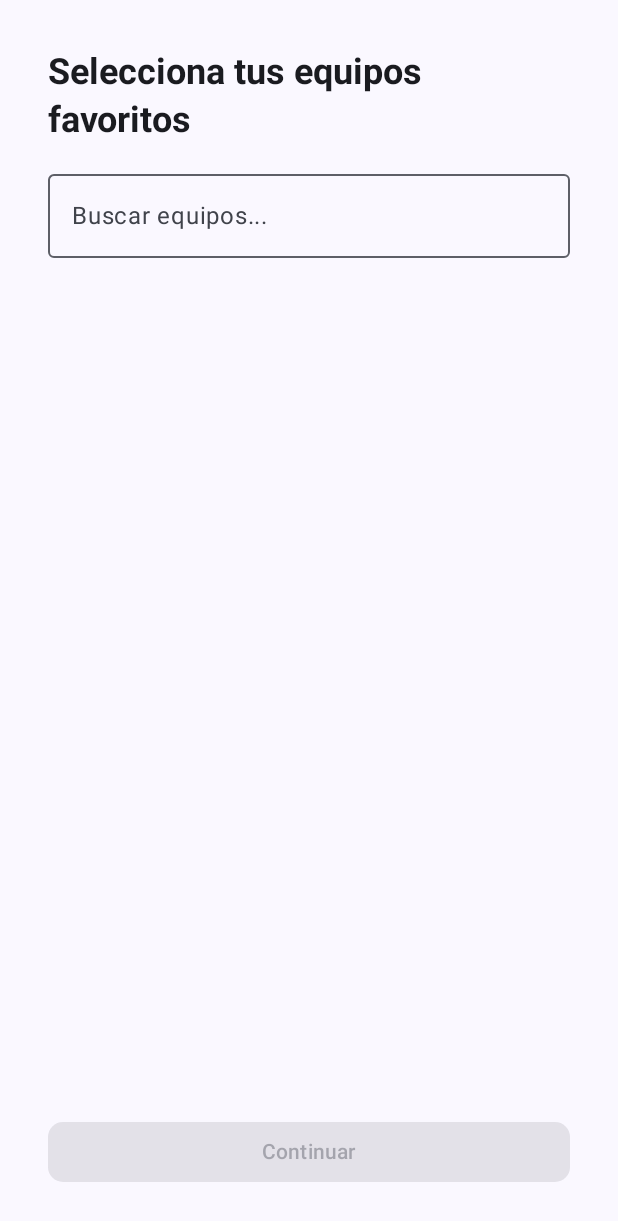
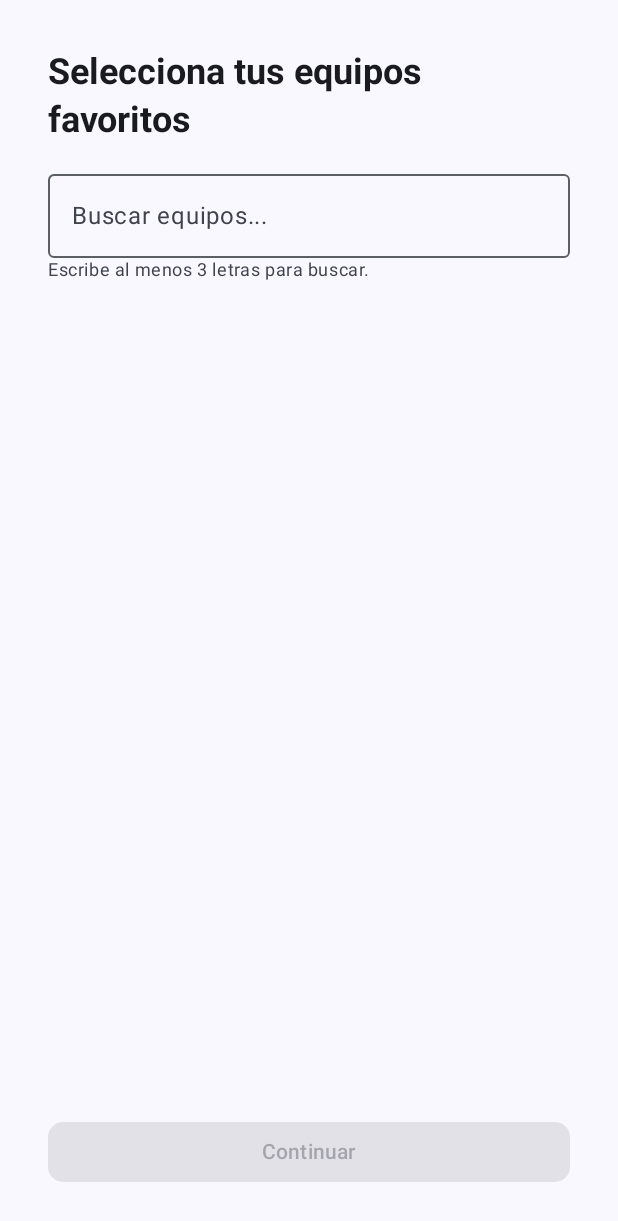
Before and after one commit to Juanfma10/footballTest, an Android app built with Jetpack Compose: the OnboardingScreen screen opened through its navigation route, on a phone screen of 412 x 824 dp. Shown: the top 1221 px of the screen. Run offline under Robolectric (Android 15) with nearby library versions, the phone set to English and light mode, and no system bars; our stand-ins replace Dagger/Hilt's generated code; pictures from the network do not load.

Commit message:
update boarding

```diff
--- a/app/src/main/java/com/example/footballpj/views/OnBoardingView.kt
+++ b/app/src/main/java/com/example/footballpj/views/OnBoardingView.kt
@@ -61,11 +61,25 @@ fun OnboardingScreen(
                     value = query.value,
                     onValueChange = {
                         query.value = it
-                        viewModel.search(it)
+                        if (it.length >= 3) {
+                            viewModel.search(it)
+                        }
+                        else {
+                            viewModel.clearSearchResults()
+                        }
+
                     },
+
                     label = { Text("Buscar equipos...") },
                     modifier = Modifier.fillMaxWidth()
                 )
+                if (query.value.length <2) {
+                    Text(
+                        text = "Escribe al menos 3 letras para buscar.",
+                        color = MaterialTheme.colorScheme.onSurfaceVariant,
+                        style = MaterialTheme.typography.bodySmall
+                    )
+                }
 
                 Spacer(modifier = Modifier.height(12.dp))
 
--- a/app/src/main/java/com/example/footballpj/viewsModels/HomeViewModel.kt
+++ b/app/src/main/java/com/example/footballpj/viewsModels/HomeViewModel.kt
@@ -40,8 +40,6 @@ class HomeViewModel @Inject constructor(
         loadSelectedTeamsAndLeagues()
     }
 
-
-
     private fun loadSelectedTeamsAndLeagues() {
         viewModelScope.launch {
             _loading.value = true
--- a/app/src/main/java/com/example/footballpj/viewsModels/OnboardingViewModel.kt
+++ b/app/src/main/java/com/example/footballpj/viewsModels/OnboardingViewModel.kt
@@ -34,6 +34,10 @@ class OnboardingViewModel @Inject constructor(
         return prefs.isOnboardingCompleted()
     }
 
+    fun clearSearchResults() {
+        _teams.value = emptyList()
+    }
+
     val _teams = MutableStateFlow<List<Team>>(emptyList())
     val teams: StateFlow<List<Team>> = _teams
 
```
